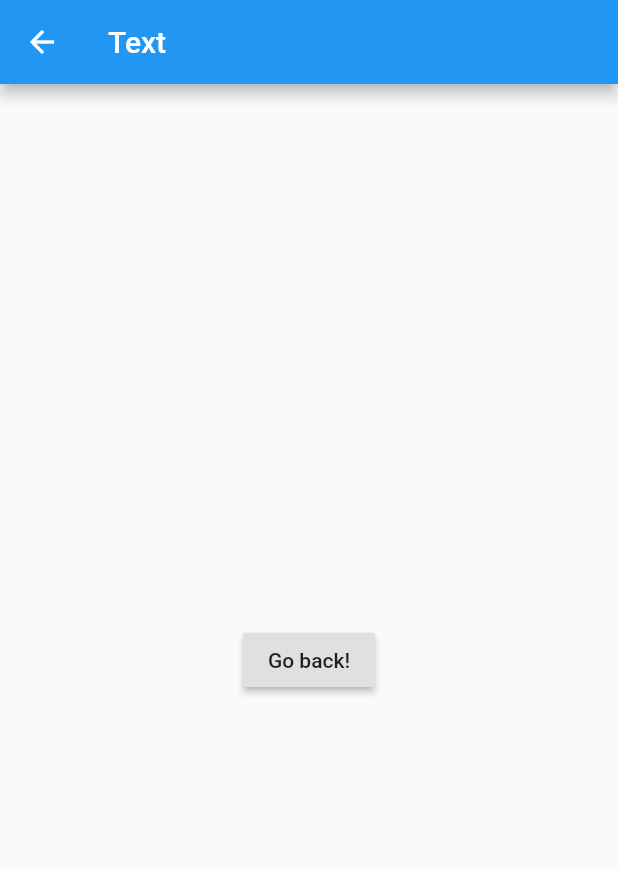
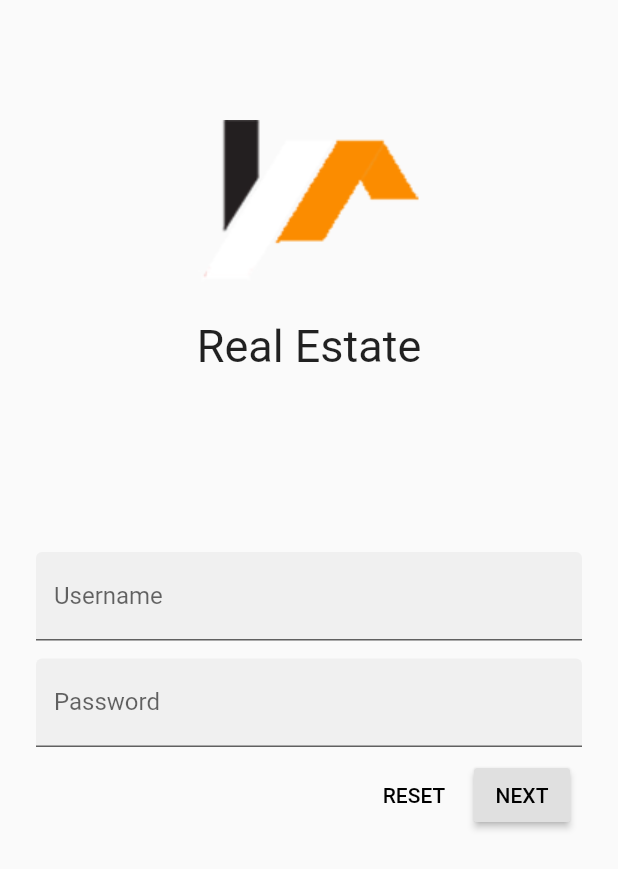
Before and after one commit to hawkchris88/realestate, a Flutter app: the screen it shows after launch, after a tap on "SIGN IN", on a phone screen of 412 x 824 dp. Shown: the top 869 px of the screen. Run offline on Flutter 3.47's test engine with Material 2 defaults, Android fonts, the phone set to English and light mode, and no system bars.

Commit message:
Login screen and logo

```diff
--- /dev/null
+++ b/lib/screens/home.dart
@@ -0,0 +1,17 @@
+import 'package:flutter/material.dart';
+
+class Home extends StatelessWidget {
+  Home({this.name});
+  final String name;
+  @override
+  Widget build(BuildContext context) {
+    return Scaffold(
+      appBar: AppBar(
+        title: Text('welcome'),
+      ),
+      body: Center(
+        child: Text('How are you $name ?'),
+      ),
+    );
+  }
+}
--- a/lib/screens/login_screen.dart
+++ b/lib/screens/login_screen.dart
@@ -1,18 +1,82 @@
 import 'package:flutter/material.dart';
+import 'home.dart';
 
-class Login extends StatelessWidget {
+class Login extends StatefulWidget {
+  @override
+  _LoginState createState() => _LoginState();
+}
+
+class _LoginState extends State<Login> {
+  String username;
+  final _usernameController = TextEditingController();
+  final _passwordController = TextEditingController();
+
   @override
   Widget build(BuildContext context) {
     return Scaffold(
-      appBar: AppBar(
-        title: Text("Text"),
-      ),
-      body: Center(
-        child: RaisedButton(
-          onPressed: () {
-            Navigator.pop(context);
-          },
-          child: Text('Go back!'),
+      body: SafeArea(
+        child: ListView(
+          padding: EdgeInsets.symmetric(horizontal: 24.0, vertical: 80.0),
+          children: <Widget>[
+            Column(
+              children: <Widget>[
+                Image.asset('assets/images/realestate.png'),
+                SizedBox(height: 16.0),
+                Text(
+                  'Real Estate',
+                  style: TextStyle(
+                    fontSize: 30,
+                  ),
+                ),
+              ],
+            ),
+            SizedBox(height: 120.0),
+            TextField(
+              onChanged: (value) {
+                username = value;
+              },
+              controller: _usernameController,
+              decoration: InputDecoration(
+                filled: true,
+                labelText: 'Username',
+              ),
+            ),
+// spacer
+            SizedBox(height: 12.0),
+// [Password]
+            TextField(
+              controller: _passwordController,
+              decoration: InputDecoration(
+                filled: true,
+                labelText: 'Password',
+              ),
+              obscureText: true,
+            ),
+            ButtonBar(
+              children: <Widget>[
+                FlatButton(
+                  child: Text('RESET'),
+                  onPressed: () {
+                    _usernameController.clear();
+                    _passwordController.clear();
+                  },
+                ),
+                RaisedButton(
+                  child: Text('NEXT'),
+                  onPressed: () {
+                    Navigator.push(
+                      context,
+                      MaterialPageRoute(
+                        builder: (context) => Home(
+                          name: username,
+                        ),
+                      ),
+                    );
+                  },
+                ),
+              ],
+            ),
+          ],
         ),
       ),
     );
--- a/lib/screens/welcome_screen.dart
+++ b/lib/screens/welcome_screen.dart
@@ -13,6 +13,18 @@ class Welcome extends StatelessWidget {
             fit: BoxFit.fill,
             height: double.infinity,
             width: double.infinity,
+          ),
+        ),
+        Padding(
+          padding: EdgeInsets.only(top: 200.0),
+          child: Center(
+            child: Column(
+              children: <Widget>[
+                Image.asset('assets/images/realestate.png'),
+                SizedBox(height: 16.0),
+
+              ],
+            ),
           ),
         ),
         Column(
```
Also changed, not shown: assets/images/realestate.png (added).
